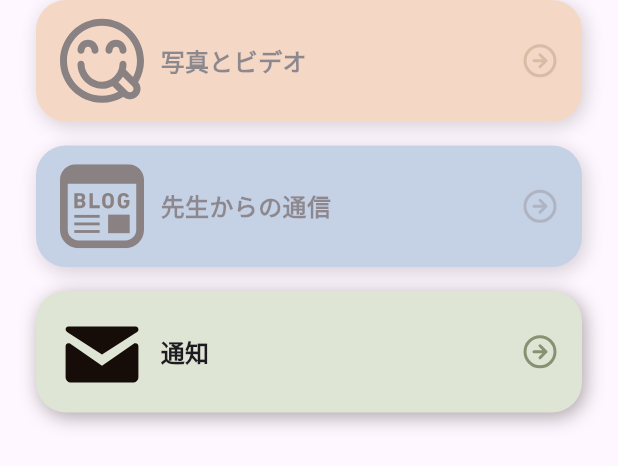
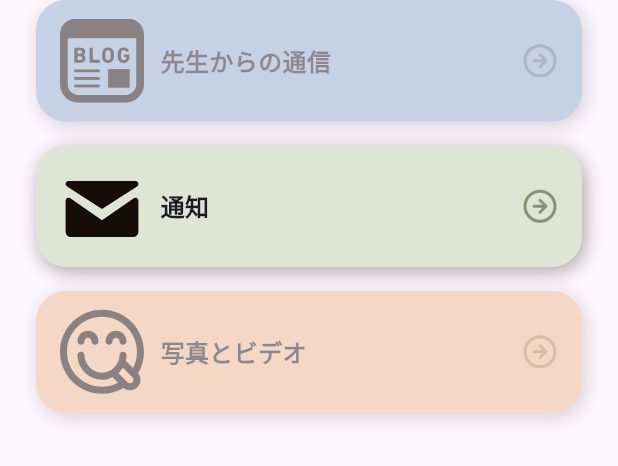
Before and after one commit to yuji-luigi/migla_flutter_mobile, a Flutter app: the DashboardHomeBottomSection widget shown alone on an empty page, opened directly, on a phone screen of 412 x 824 dp. Shown: the top 466 px of the screen. Run offline on Flutter 3.47's test engine with Material 3 defaults, Android fonts, the phone set to English and light mode, and no system bars; our stand-ins replace firebase_core, firebase_messaging, flutter_secure_storage, flutter_svg, graphql, graphql_flutter and 2 more; missing offline and left inert: dart:ffi, flutter_pdfview; accounts and stored records are empty; network calls fail; project files that could hold a hidden picture were left out.

```diff
--- a/lib/env_switch.dart
+++ b/lib/env_switch.dart
@@ -4,6 +4,6 @@
 // android emulator calls localhost
 // const String devHost = 'http://10.0.2.2:3566';
 // const String devHost = 'http://10.202.223.222:3566';
-// const String devHost = 'http://localhost:3566';
-const String devHost = 'https://migla.school';
-const bool useProdUrl = false;
+const String devHost = 'http://localhost:3566';
+// const String devHost = 'https://migla.school';
+const bool useProdUrl = true;
--- a/lib/src/models/api/payment_record/graphql/payment_records_query.dart
+++ b/lib/src/models/api/payment_record/graphql/payment_records_query.dart
@@ -9,7 +9,6 @@ query PaymentRecordsByPayer($payerId: JSON) {
         id
         notificationTitle
         paymentDue
-        notificationScheduledAt
         createdAt
       }
       paid
--- a/lib/src/views/dashboard_home/bottom_section/dashboard_home_bottom_section.dart
+++ b/lib/src/views/dashboard_home/bottom_section/dashboard_home_bottom_section.dart
@@ -25,17 +25,6 @@ class DashboardHomeBottomSection extends StatelessWidget {
         children: [
           TileLikeButtonHome(
             disabled: !hasSelectedStudent,
-            text: context.t.photoAndVideoTextButton,
-            endIconColor: colorSecondaryDark,
-            icon: SvgPicture.asset(
-              svgSmile,
-            ),
-            onTap: () {
-              PhotoVideosTopScreen().launch(context);
-            },
-          ),
-          TileLikeButtonHome(
-            disabled: !hasSelectedStudent,
             text: context.t.teacherReport,
             backgroundColor: colorPrimary,
             endIconColor: colorPrimaryDark,
@@ -57,6 +46,17 @@ class DashboardHomeBottomSection extends StatelessWidget {
               NotificationListScreen().launch(context);
             },
           ),
+          TileLikeButtonHome(
+            disabled: true,
+            text: context.t.photoAndVideoTextButton,
+            endIconColor: colorSecondaryDark,
+            icon: SvgPicture.asset(
+              svgSmile,
+            ),
+            onTap: () {
+              PhotoVideosTopScreen().launch(context);
+            },
+          ),
         ],
       ),
     );
```
Also changed, not shown: lib/src/models/api/payment_record/payment_record_summary_model.dart (+4 -3 lines), 4 other files.
